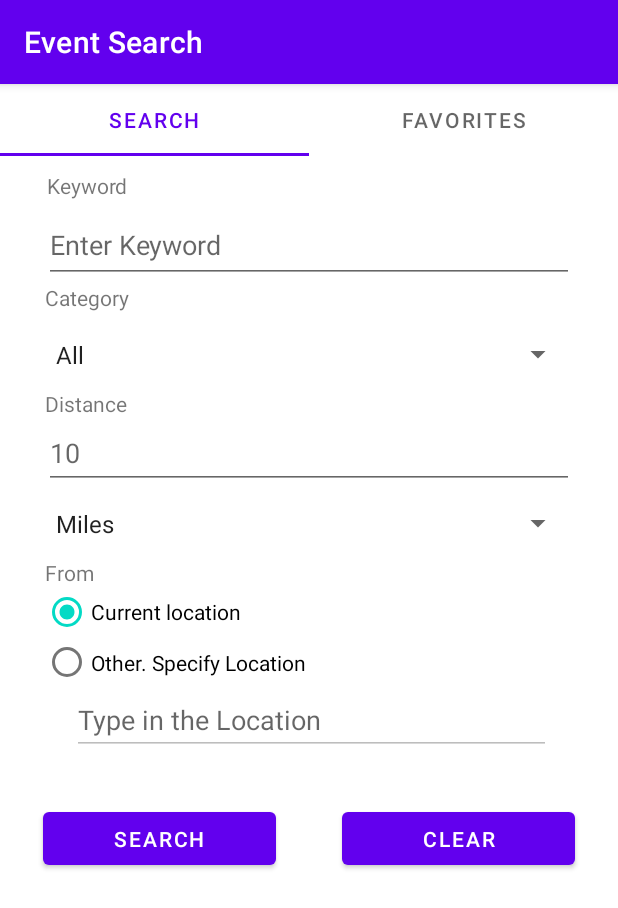
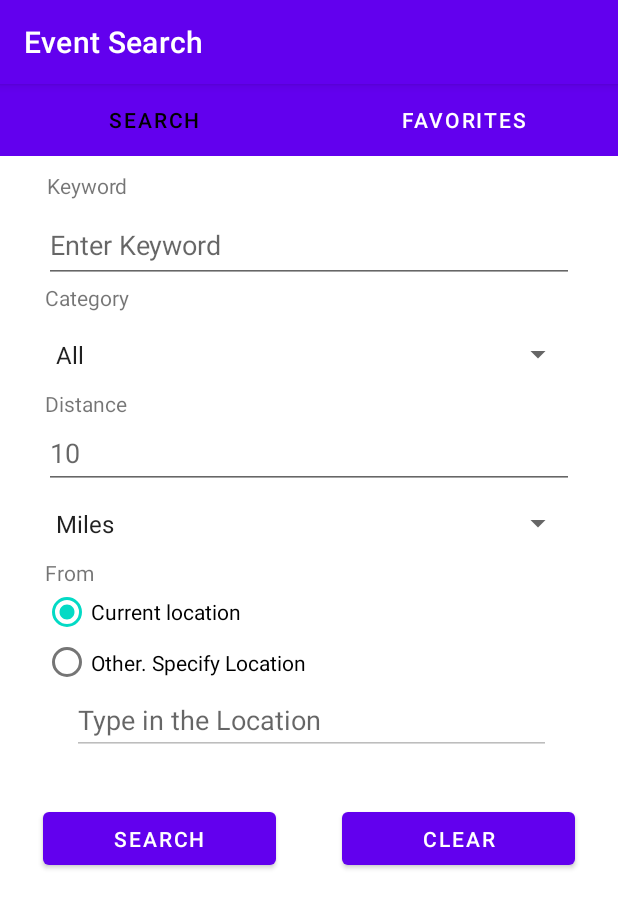
Before and after one commit to akshatatalele/event-search, an Android app: the screen it shows after launch (MainActivity), on a phone screen of 412 x 824 dp. Shown: the top 908 px of the screen. Run offline under Robolectric (Android 15) with nearby library versions, the light colour scheme and no system bars; our stand-ins replace Volley; libraries missing offline, so code that uses them is left out: org.codehaus.jackson.

Commit message:
Tab colors

```diff
--- a/Homework09/HW09Android/app/src/main/java/com/example/hw09android/EventDetails_Activity.java
+++ b/Homework09/HW09Android/app/src/main/java/com/example/hw09android/EventDetails_Activity.java
@@ -11,6 +11,8 @@ import androidx.viewpager2.widget.ViewPager2;
 import android.content.Context;
 import android.content.Intent;
 import android.content.SharedPreferences;
+import android.graphics.Color;
+import android.graphics.PorterDuff;
 import android.net.Uri;
 import android.os.Bundle;
 import android.os.Handler;
@@ -144,6 +146,7 @@ public class EventDetails_Activity extends AppCompatActivity {
     public void setTabIcons(){
         for (int i = 0; i < 3; i++){
             tabLayout.getTabAt(i).setIcon(ICONS[i]);
+            tabLayout.getTabAt(i).getIcon().setColorFilter(Color.WHITE, PorterDuff.Mode.SRC_IN);
         }
     }
 
--- /dev/null
+++ b/Homework09/HW09Android/app/src/main/res/drawable/tab_color_selector.xml
@@ -0,0 +1,5 @@
+<?xml version="1.0" encoding="utf-8"?>
+<selector xmlns:android="http://schemas.android.com/apk/res/android">
+    <item android:drawable="@color/purple_500" android:state_selected="true"/>
+    <item android:drawable="@color/purple_500"/>
+</selector>
--- a/Homework09/HW09Android/app/src/main/res/layout/activity_event_details.xml
+++ b/Homework09/HW09Android/app/src/main/res/layout/activity_event_details.xml
@@ -18,7 +18,10 @@
             android:id="@+id/ID_eventDetails_tablayout"
             android:layout_width="match_parent"
             android:layout_height="wrap_content"
-            android:paddingTop="0dp">
+            android:paddingTop="0dp"
+            app:tabBackground="@drawable/tab_color_selector"
+            app:tabSelectedTextColor="@color/purple_200"
+            app:tabTextColor="@color/white">
 
             <com.google.android.material.tabs.TabItem
                 android:layout_width="wrap_content"
--- a/Homework09/HW09Android/app/src/main/res/layout/activity_main.xml
+++ b/Homework09/HW09Android/app/src/main/res/layout/activity_main.xml
@@ -9,7 +9,10 @@
     <com.google.android.material.tabs.TabLayout
         android:id="@+id/ID_SearchForm_tablayout"
         android:layout_width="match_parent"
-        android:layout_height="wrap_content">
+        android:layout_height="wrap_content"
+        app:tabBackground="@drawable/tab_color_selector"
+        app:tabSelectedTextColor="@color/black"
+        app:tabTextColor="@color/white">
 
         <com.google.android.material.tabs.TabItem
             android:layout_width="wrap_content"
--- a/Homework09/HW09Android/app/src/main/res/layout/fragment_event_info_.xml
+++ b/Homework09/HW09Android/app/src/main/res/layout/fragment_event_info_.xml
@@ -40,7 +40,7 @@
                     android:id="@+id/ID_ED_Artist_Value"
                     android:layout_width="220dp"
                     android:layout_height="wrap_content"
-                    android:layout_marginTop="10dp"
+                    android:layout_marginTop="5dp"
                     android:layout_marginBottom="10dp"
                     android:textSize="17sp" />
             </LinearLayout>
```
